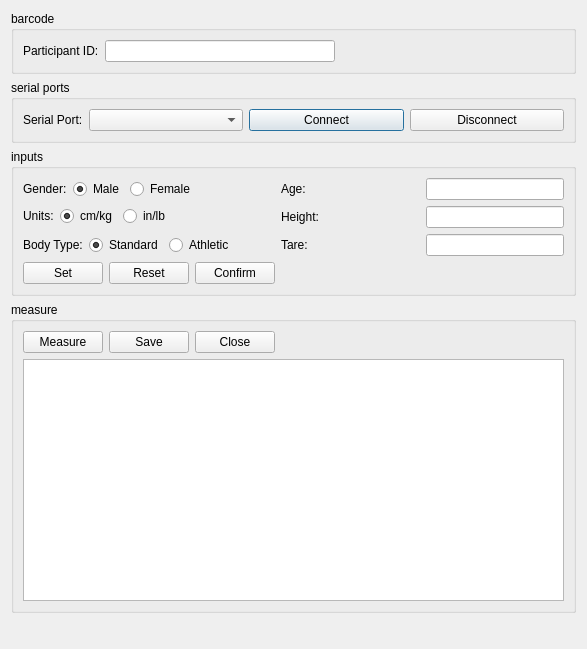
Old version of the form src/dialogs/bodycompositiondialog.ui in the repository inglis-dl/cypress.
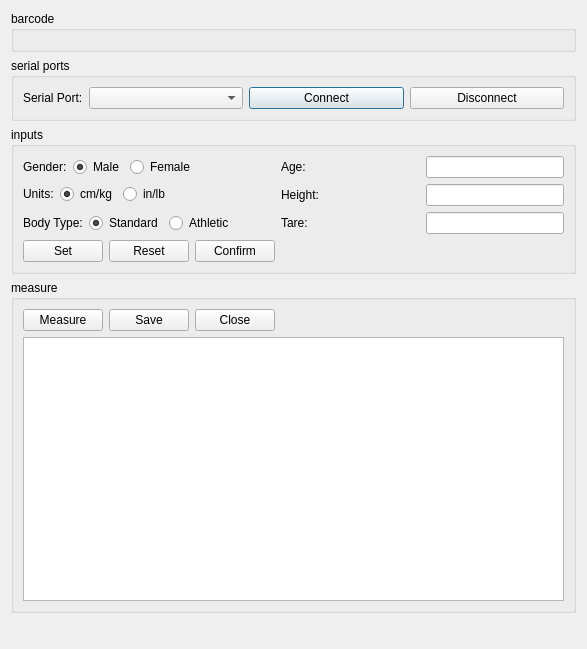
New version of the form. Custom widgets are drawn as their Qt base class.

Commit message: WIP: impl barcode widget - adding a barcode widget

What changed in the file:
```diff
--- a/src/dialogs/bodycompositiondialog.ui
+++ b/src/dialogs/bodycompositiondialog.ui
@@ -27,46 +27,7 @@
      </property>
      <layout class="QHBoxLayout" name="horizontalLayout">
       <item>
-       <widget class="QLabel" name="iDlabel">
-        <property name="text">
-         <string>Participant ID:</string>
-        </property>
-        <property name="buddy">
-         <cstring>barcodeLineEdit</cstring>
-        </property>
-       </widget>
-      </item>
-      <item>
-       <widget class="QLineEdit" name="barcodeLineEdit">
-        <property name="inputMask">
-         <string/>
-        </property>
-        <property name="text">
-         <string/>
-        </property>
-        <property name="maxLength">
-         <number>32767</number>
-        </property>
-        <property name="cursorPosition">
-         <number>0</number>
-        </property>
-        <property name="clearButtonEnabled">
-         <bool>true</bool>
-        </property>
-       </widget>
-      </item>
-      <item>
-       <spacer name="horizontalSpacer">
-        <property name="orientation">
-         <enum>Qt::Horizontal</enum>
-        </property>
-        <property name="sizeHint" stdset="0">
-         <size>
-          <width>80</width>
-          <height>20</height>
-         </size>
-        </property>
-       </spacer>
+       <widget class="BarcodeWidget" name="barcodeWidget" native="true"/>
       </item>
      </layout>
     </widget>
@@ -494,6 +455,17 @@
    </item>
   </layout>
  </widget>
+ <customwidgets>
+  <customwidget>
+   <class>BarcodeWidget</class>
+   <extends>QWidget</extends>
+   <header>widgets/BarcodeWidget.h</header>
+   <container>1</container>
+  </customwidget>
+ </customwidgets>
+ <includes>
+  <include location="local">widgets/BarcodeWidget.h</include>
+ </includes>
  <resources/>
  <connections/>
  <buttongroups>
```
Left out of the diff: 4 changed lines with no effect on the pictures. The commit also changes 50 other files.
